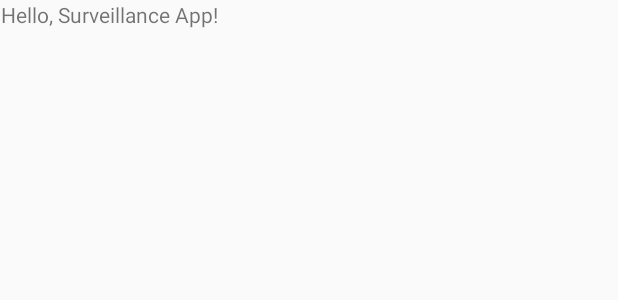
After one commit to sandeshkamboj/Surveillance, an Android app: the layout activity_main.xml on its own in the app's theme, with its tools: preview values and no code run, on a phone screen of 412 x 824 dp. The commit adds this screen. Shown: the top 300 px of the screen. Run offline under Robolectric (Android 15) with nearby library versions, the phone set to English and light mode, and no system bars.

Commit message:
Upgraded Kotlin to 2.1.0, fixed MainActivity.kt syntax, and added activity_main.xml

```diff
--- a/app/build.gradle
+++ b/app/build.gradle
@@ -48,7 +48,7 @@ configurations.all {
         force 'androidx.lifecycle:lifecycle-livedata-core:2.5.1'
         force 'androidx.lifecycle:lifecycle-process:2.5.1'
         force 'androidx.lifecycle:lifecycle-viewmodel-savedstate:2.5.1'
-        force 'org.slf4j:slf4j-api:1.7.36' // Force a compatible version
+        force 'org.slf4j:slf4j-api:1.7.36'
     }
 }
 
--- /dev/null
+++ b/app/src/main/res/layout/activity_main.xml
@@ -0,0 +1,14 @@
+<?xml version="1.0" encoding="utf-8"?>
+<androidx.constraintlayout.widget.ConstraintLayout
+    xmlns:android="http://schemas.android.com/apk/res/android"
+    android:layout_width="match_parent"
+    android:layout_height="match_parent">
+
+    <TextView
+        android:layout_width="wrap_content"
+        android:layout_height="wrap_content"
+        android:text="Hello, Surveillance App!"
+        android:layout_gravity="center"
+        android:gravity="center" />
+
+</androidx.constraintlayout.widget.ConstraintLayout>
--- a/build.gradle
+++ b/build.gradle
@@ -5,7 +5,7 @@ buildscript {
     }
     dependencies {
         classpath 'com.android.tools.build:gradle:7.4.2'
-        classpath 'org.jetbrains.kotlin:kotlin-gradle-plugin:1.9.0'
+        classpath 'org.jetbrains.kotlin:kotlin-gradle-plugin:2.1.0' // Updated to 2.1.0
     }
 }
 
```
Also changed, not shown: app/src/main/java/com/system/surveillance/MainActivity.kt (+9 -9 lines).
